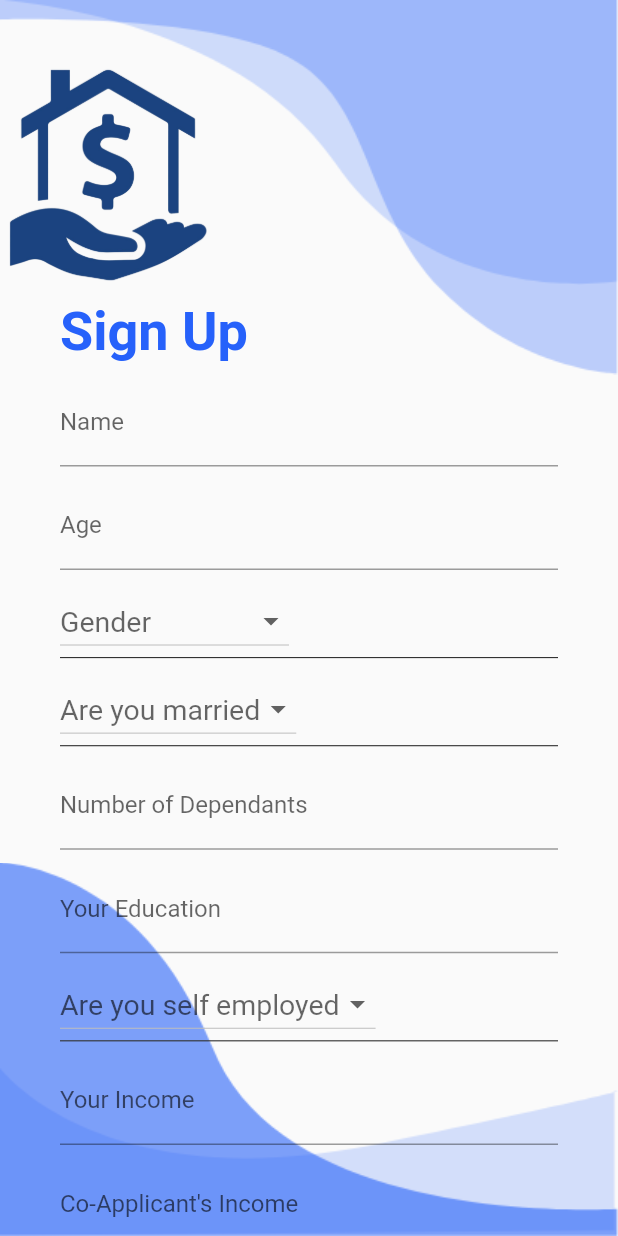
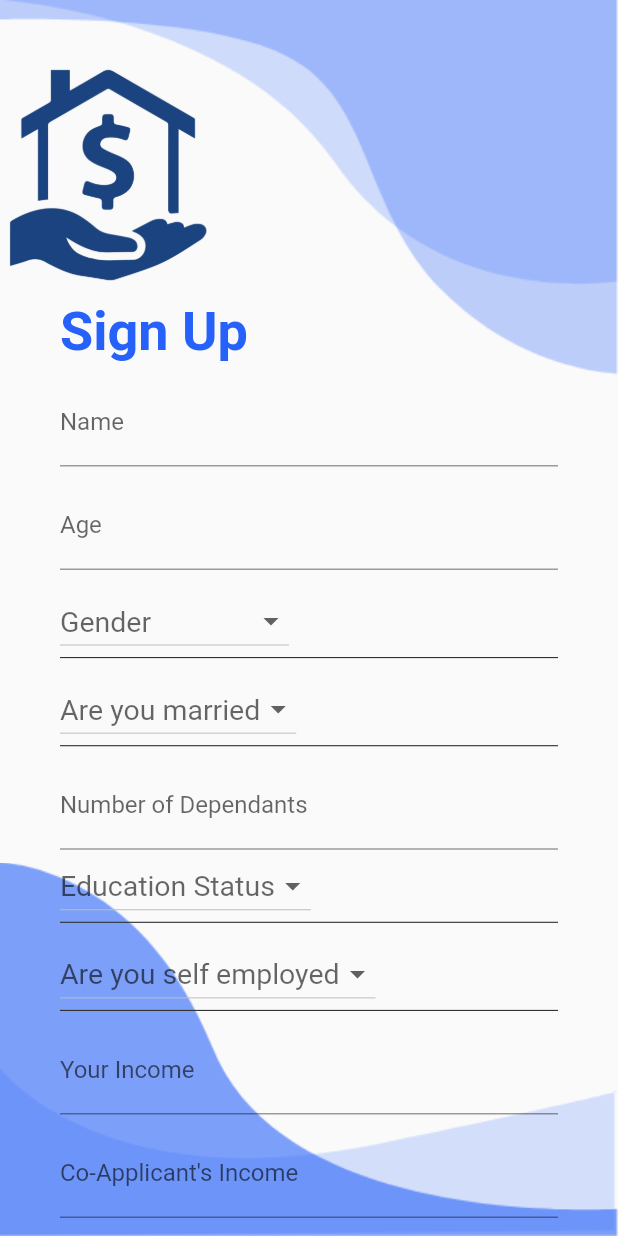
Before and after one commit to meetgandhii/LoanEligibilityChecker, a Flutter app: the SignUp screen opened directly, on a phone screen of 412 x 824 dp. Run offline on Flutter 3.47's test engine with Material 2 defaults, Android fonts, the phone set to English and light mode, and no system bars; our stand-ins replace cloud_firestore, firebase_auth, firebase_core, firebase_crashlytics, firebase_storage, flutter_phoenix and 3 more; accounts and stored records are empty; statements that could not run were skipped.

Commit message:
dropdown 2 change

```diff
--- a/lib/SignUp.dart
+++ b/lib/SignUp.dart
@@ -64,6 +64,11 @@ class _SignUpState extends State<SignUp> {
     'Skilled Employee',
     'Self Employed'
   ];
+  List<String> _educationstatus = [
+    'Graduate',
+    'Non graduate',
+    // 'Rather not specify'
+  ];
   List<String> _apartmentStatus = [
     'Rented Flat',
     'Own an apartment',
@@ -75,6 +80,7 @@ class _SignUpState extends State<SignUp> {
     'No',
   ]; //
   String _selectedPropertyArea;
+  String _selectedEducationStatus;
   String _selectedoptionGender; // Option 2
   String _selectedoptionMarry; // Option 2
   String _selectedoptionSelfEmployed; // Option 2
@@ -238,14 +244,48 @@ class _SignUpState extends State<SignUp> {
                 bl: false,
                 controllerVar: spdependantsController,
               ),
-              SignUpWidget(
-                valid: infoValid,
-                regex: RegExp("[a-zA-Z]"),
-                label: 'Your Education',
-                hint: 'UG/PG/HighSchool/School',
-                bl: false,
-                controllerVar: speducationController,
+              Container(
+                width: 1000,
+                alignment: Alignment.centerLeft,
+                margin: EdgeInsets.symmetric(horizontal: 40),
+                decoration: BoxDecoration(
+                  border: Border(
+                    bottom: BorderSide(
+                      width: 0.75,
+                      color: Color(0xFF323232),
+                    ),
+                  ),
+                ),
+                child: DropdownButton(
+                  hint: Text(
+                    'Education Status',
+                    style: TextStyle(
+                      fontSize: 19,
+                    ),
+                  ), // Not necessary for Option 1
+                  value: _selectedEducationStatus,
+                  onChanged: (newValue) {
+                    setState(() {
+                      _selectedEducationStatus = newValue;
+                      print(_selectedEducationStatus);
+                    });
+                  },
+                  items: _educationstatus.map((option) {
+                    return DropdownMenuItem(
+                      child: new Text(option),
+                      value: option,
+                    );
+                  }).toList(),
+                ),
               ),
+              // SignUpWidget(
+              //   valid: infoValid,
+              //   regex: RegExp("[a-zA-Z]"),
+              //   label: 'Your Education',
+              //   hint: 'UG/PG/HighSchool/School',
+              //   bl: false,
+              //   controllerVar: speducationController,
+              // ),
               SizedBox(height: 10.0),
               Container(
                 width: 1000,
@@ -557,7 +597,7 @@ class _SignUpState extends State<SignUp> {
                         _selectedoptionGender != null &&
                         _selectedoptionMarry != null &&
                         spdependantsController != null &&
-                        speducationController != null &&
+                        _selectedEducationStatus != null &&
                         _selectedoptionSelfEmployed != null &&
                         spyourincomeController != null &&
                         spcoincomeController != null &&
@@ -585,7 +625,7 @@ class _SignUpState extends State<SignUp> {
                         'Gender': _selectedoptionGender,
                         'Marriage Status': _selectedoptionMarry,
                         'Number of Dependant': spdependantsController.text,
-                        'Education Level': speducationController.text,
+                        'Education Level': _selectedEducationStatus,
                         'Are they self employed': _selectedoptionSelfEmployed,
                         'Applicant\s income': spyourincomeController.text,
                         'Co-applicant\s income': spcoincomeController.text,
@@ -611,7 +651,7 @@ class _SignUpState extends State<SignUp> {
                         _selectedoptionGender = null;
                         _selectedoptionMarry = null;
                         spdependantsController = null;
-                        speducationController = null;
+                        _selectedEducationStatus = null;
                         _selectedoptionSelfEmployed = null;
                         spyourincomeController = null;
                         spcoincomeController = null;
```
